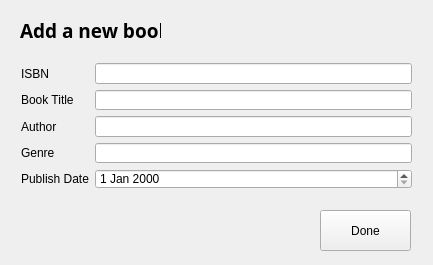
First picture: the form in admin_addbook.ui, repository uvwbermudo/BookRentalApp, before the edit.
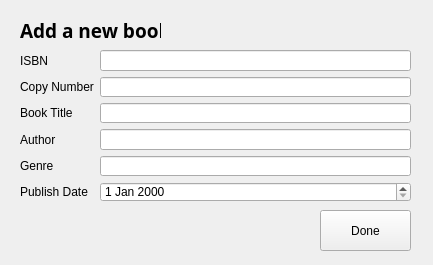
Second picture: the form after the edit.

Commit message: Admin_Display

Diff of the .ui file:
```diff
--- a/admin_addbook.ui
+++ b/admin_addbook.ui
@@ -75,10 +75,10 @@
    <widget class="QWidget" name="">
     <property name="geometry">
      <rect>
-      <x>21</x>
-      <y>63</y>
+      <x>20</x>
+      <y>50</y>
       <width>391</width>
-      <height>126</height>
+      <height>152</height>
      </rect>
     </property>
     <layout class="QGridLayout" name="gridLayout">
@@ -90,43 +90,53 @@
       </widget>
      </item>
      <item row="1" column="0">
+      <widget class="QLabel" name="label_7">
+       <property name="text">
+        <string>Copy Number</string>
+       </property>
+      </widget>
+     </item>
+     <item row="1" column="1">
+      <widget class="QLineEdit" name="book_copynum"/>
+     </item>
+     <item row="2" column="0">
       <widget class="QLabel" name="label_6">
        <property name="text">
         <string>Book Title</string>
        </property>
       </widget>
      </item>
-     <item row="1" column="1">
+     <item row="2" column="1">
       <widget class="QLineEdit" name="book_title"/>
      </item>
-     <item row="2" column="0">
+     <item row="3" column="0">
       <widget class="QLabel" name="label_4">
        <property name="text">
         <string>Author</string>
        </property>
       </widget>
      </item>
-     <item row="2" column="1">
+     <item row="3" column="1">
       <widget class="QLineEdit" name="book_author"/>
      </item>
-     <item row="3" column="0">
+     <item row="4" column="0">
       <widget class="QLabel" name="label_3">
        <property name="text">
         <string>Genre</string>
        </property>
       </widget>
      </item>
-     <item row="3" column="1">
+     <item row="4" column="1">
       <widget class="QLineEdit" name="book_genre"/>
      </item>
-     <item row="4" column="0">
+     <item row="5" column="0">
       <widget class="QLabel" name="label_5">
        <property name="text">
         <string>Publish Date</string>
        </property>
       </widget>
      </item>
-     <item row="4" column="1">
+     <item row="5" column="1">
       <widget class="QDateEdit" name="book_date"/>
      </item>
      <item row="0" column="1">
```
Left out of the diff: 6 changed lines with no effect on the pictures. The commit also changes 1 other file.
